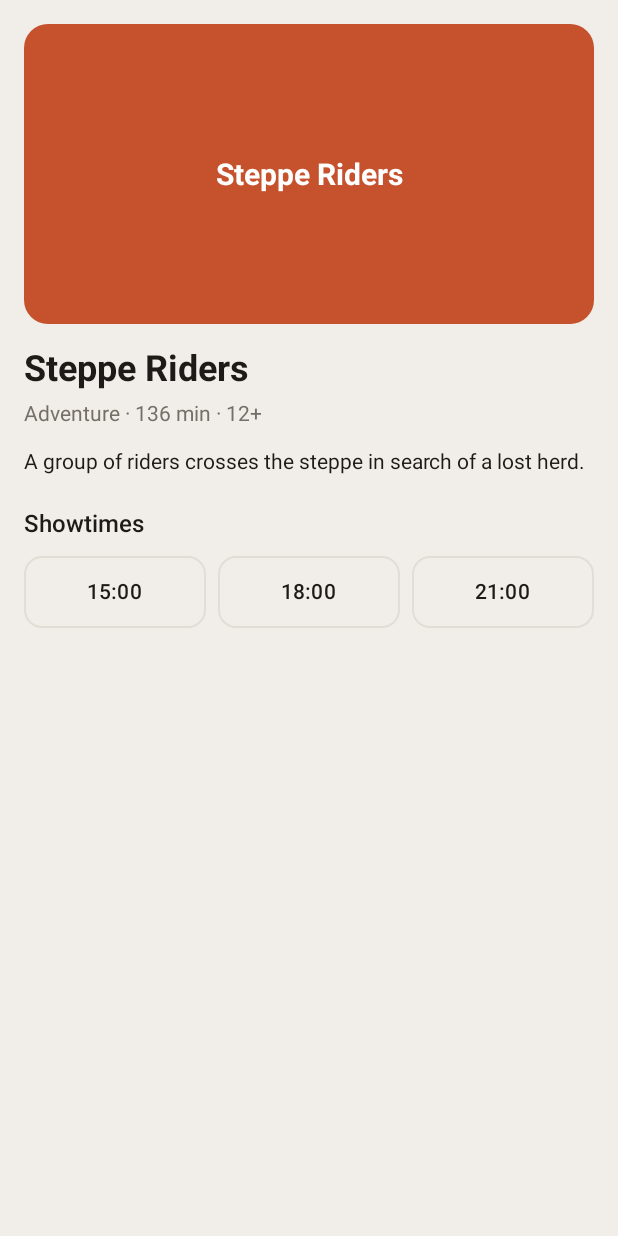
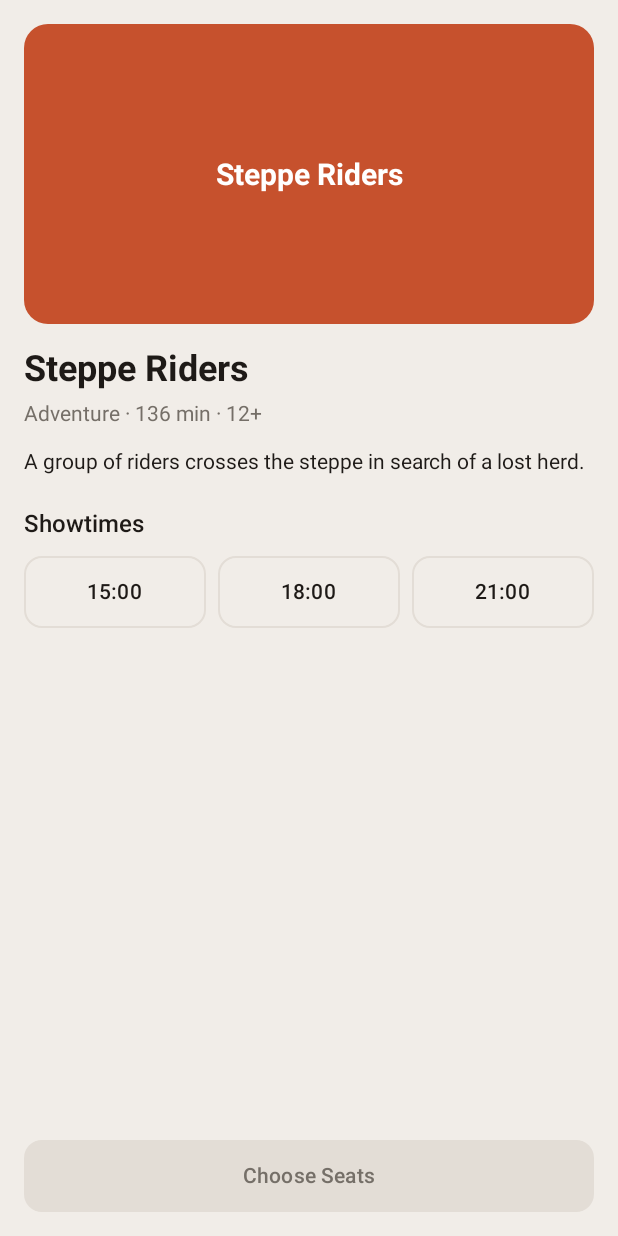
Before and after one commit to thess2r/CinemaBooking, an Android app built with Jetpack Compose: the @Preview function MovieDetailsScreenPreview, on a phone screen of 412 x 824 dp. Run offline under Robolectric (Android 15) with nearby library versions, the phone set to English and light mode, and no system bars.

Commit message:
feat(details): disable Choose Seats until a showtime is selected

```diff
--- a/app/src/main/java/com/example/cinemabooking/ui/screens/MovieDetailsScreen.kt
+++ b/app/src/main/java/com/example/cinemabooking/ui/screens/MovieDetailsScreen.kt
@@ -39,9 +39,13 @@ fun MovieDetailsScreen(
         modifier = Modifier
             .fillMaxSize()
             .background(Background)
+    ) {
+        Column(
+            modifier = Modifier
+                .weight(1f)
+                .verticalScroll(rememberScrollState())
                 .padding(16.dp)
         ) {
-        // Заглушка вместо постера
             Box(
                 modifier = Modifier
                     .fillMaxWidth()
@@ -82,6 +86,7 @@ fun MovieDetailsScreen(
                 color = TextColor,
                 fontSize = 14.sp
             )
+
             Spacer(modifier = Modifier.height(24.dp))
 
             Text(
@@ -106,6 +111,7 @@ fun MovieDetailsScreen(
                     )
                 }
             }
+
             val selectedShowtime = showtimes.find { it.id == selectedShowtimeId }
             if (selectedShowtime != null) {
                 Spacer(modifier = Modifier.height(16.dp))
@@ -114,6 +120,25 @@ fun MovieDetailsScreen(
                     color = Muted,
                     fontSize = 14.sp
                 )
+            }
+        }
+
+        Button(
+            onClick = onChooseSeats,
+            enabled = selectedShowtimeId != null,
+            modifier = Modifier
+                .fillMaxWidth()
+                .padding(16.dp)
+                .height(48.dp),
+            shape = RoundedCornerShape(12.dp),
+            colors = ButtonDefaults.buttonColors(
+                containerColor = Accent,
+                contentColor = Color.White,
+                disabledContainerColor = Border,
+                disabledContentColor = Muted
+            )
+        ) {
+            Text("Choose Seats")
         }
     }
 }
```
Lines whose indentation alone changed are shown as unchanged.
